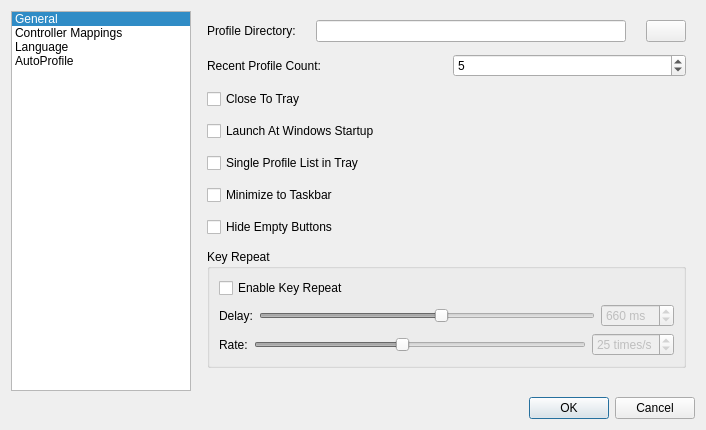
First picture: the form in src/mainsettingsdialog.ui, repository AntiMicroX/antimicrox, before the edit.
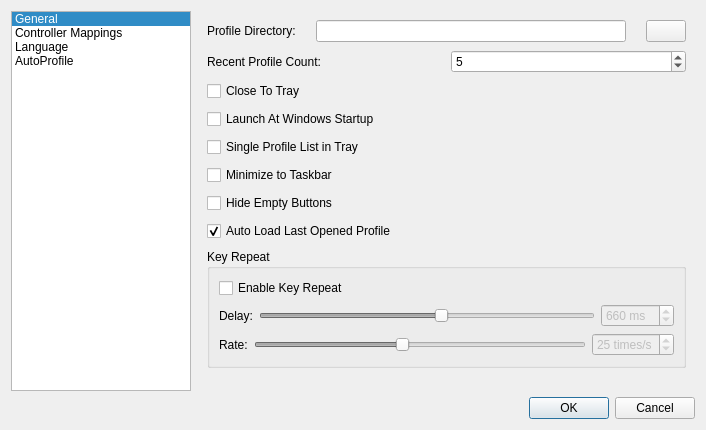
Second picture: the form after the edit. Icons and pictures are not drawn.

Commit message: Added Auto Load Last Opened Profile option.

```diff
--- a/src/mainsettingsdialog.ui
+++ b/src/mainsettingsdialog.ui
@@ -87,7 +87,7 @@
        <widget class="QWidget" name="General">
         <layout class="QVBoxLayout" name="verticalLayout_3">
          <property name="spacing">
-          <number>12</number>
+          <number>8</number>
          </property>
          <property name="leftMargin">
           <number>10</number>
@@ -219,6 +219,21 @@
            </property>
           </widget>
          </item>
+         <item>
+          <widget class="QCheckBox" name="autoLoadPreviousCheckBox">
+           <property name="toolTip">
+            <string>When the program is launched, open the last
+known profile that was opened during the
+previous session.</string>
+           </property>
+           <property name="text">
+            <string>Auto Load Last Opened Profile</string>
+           </property>
+           <property name="checked">
+            <bool>true</bool>
+           </property>
+          </widget>
+         </item>
          <item>
           <widget class="QGroupBox" name="keyRepeatGroupBox">
            <property name="title">
```
The commit also changes 2 other files.
